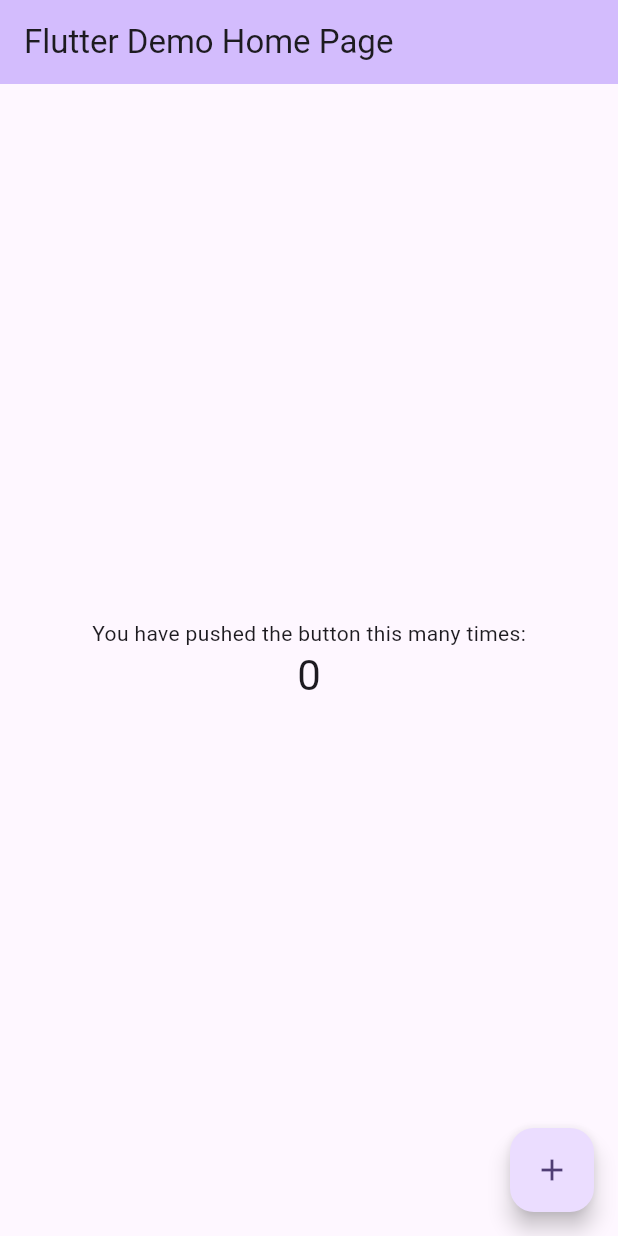
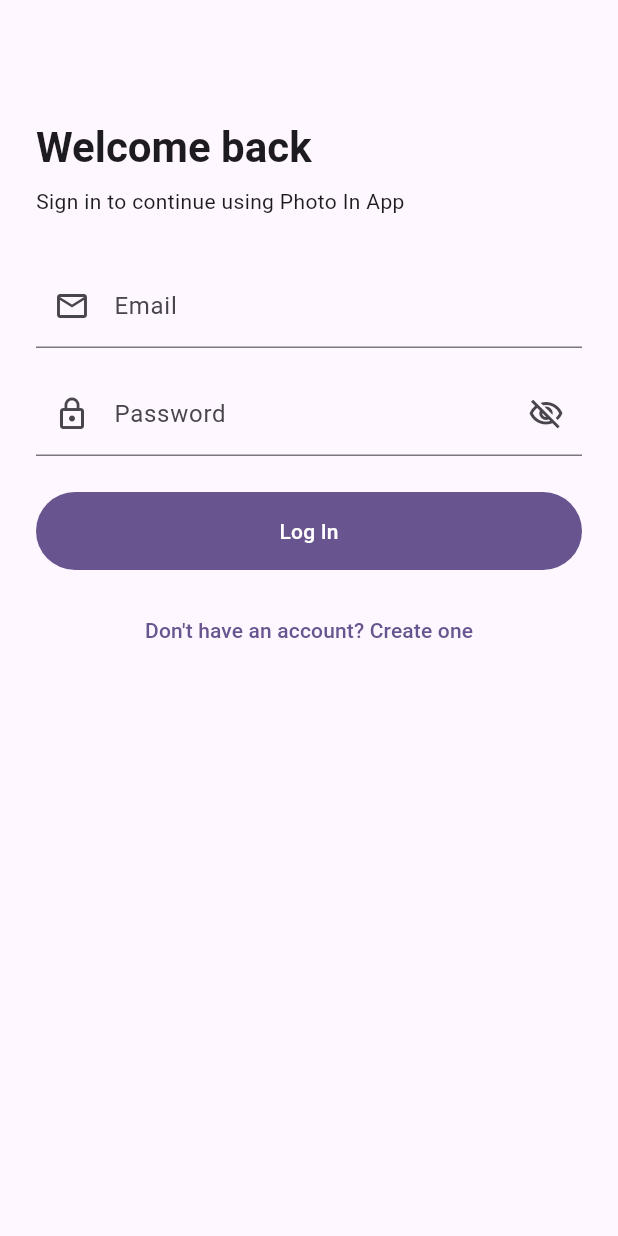
Before and after one commit to ahmad-mukhlish/photo_in, a Flutter app: the screen it shows after launch, on a phone screen of 412 x 824 dp. Run offline on Flutter 3.47's test engine with Material 3 defaults, Android fonts, the light colour scheme and no system bars; our stand-ins replace get.

Commit message:
init the login page

```diff
--- a/lib/main.dart
+++ b/lib/main.dart
@@ -1,125 +1,26 @@
 import 'package:flutter/material.dart';
+import 'package:get/get.dart';
+
+import 'routes/app_pages.dart';
 
 void main() {
-  runApp(const MyApp());
+  runApp(const PhotoInApp());
 }
 
-class MyApp extends StatelessWidget {
-  const MyApp({super.key});
+class PhotoInApp extends StatelessWidget {
+  const PhotoInApp({super.key});
 
-  // This widget is the root of your application.
   @override
   Widget build(BuildContext context) {
-    return MaterialApp(
-      title: 'Flutter Demo',
+    return GetMaterialApp(
+      title: 'Photo In App',
+      debugShowCheckedModeBanner: false,
       theme: ThemeData(
-        // This is the theme of your application.
-        //
-        // TRY THIS: Try running your application with "flutter run". You'll see
-        // the application has a purple toolbar. Then, without quitting the app,
-        // try changing the seedColor in the colorScheme below to Colors.green
-        // and then invoke "hot reload" (save your changes or press the "hot
-        // reload" button in a Flutter-supported IDE, or press "r" if you used
-        // the command line to start the app).
-        //
-        // Notice that the counter didn't reset back to zero; the application
-        // state is not lost during the reload. To reset the state, use hot
-        // restart instead.
-        //
-        // This works for code too, not just values: Most code changes can be
-        // tested with just a hot reload.
         colorScheme: ColorScheme.fromSeed(seedColor: Colors.deepPurple),
         useMaterial3: true,
       ),
-      home: const MyHomePage(title: 'Flutter Demo Home Page'),
+      initialRoute: AppPages.initial,
+      getPages: AppPages.routes,
     );
   }
 }
-
-class MyHomePage extends StatefulWidget {
-  const MyHomePage({super.key, required this.title});
-
-  // This widget is the home page of your application. It is stateful, meaning
-  // that it has a State object (defined below) that contains fields that affect
-  // how it looks.
-
-  // This class is the configuration for the state. It holds the values (in this
-  // case the title) provided by the parent (in this case the App widget) and
-  // used by the build method of the State. Fields in a Widget subclass are
-  // always marked "final".
-
-  final String title;
-
-  @override
-  State<MyHomePage> createState() => _MyHomePageState();
-}
-
-class _MyHomePageState extends State<MyHomePage> {
-  int _counter = 0;
-
-  void _incrementCounter() {
-    setState(() {
-      // This call to setState tells the Flutter framework that something has
-      // changed in this State, which causes it to rerun the build method below
-      // so that the display can reflect the updated values. If we changed
-      // _counter without calling setState(), then the build method would not be
-      // called again, and so nothing would appear to happen.
-      _counter++;
-    });
-  }
-
-  @override
-  Widget build(BuildContext context) {
-    // This method is rerun every time setState is called, for instance as done
-    // by the _incrementCounter method above.
-    //
-    // The Flutter framework has been optimized to make rerunning build methods
-    // fast, so that you can just rebuild anything that needs updating rather
-    // than having to individually change instances of widgets.
-    return Scaffold(
-      appBar: AppBar(
-        // TRY THIS: Try changing the color here to a specific color (to
-        // Colors.amber, perhaps?) and trigger a hot reload to see the AppBar
-        // change color while the other colors stay the same.
-        backgroundColor: Theme.of(context).colorScheme.inversePrimary,
-        // Here we take the value from the MyHomePage object that was created by
-        // the App.build method, and use it to set our appbar title.
-        title: Text(widget.title),
-      ),
-      body: Center(
-        // Center is a layout widget. It takes a single child and positions it
-        // in the middle of the parent.
-        child: Column(
-          // Column is also a layout widget. It takes a list of children and
-          // arranges them vertically. By default, it sizes itself to fit its
-          // children horizontally, and tries to be as tall as its parent.
-          //
-          // Column has various properties to control how it sizes itself and
-          // how it positions its children. Here we use mainAxisAlignment to
-          // center the children vertically; the main axis here is the vertical
-          // axis because Columns are vertical (the cross axis would be
-          // horizontal).
-          //
-          // TRY THIS: Invoke "debug painting" (choose the "Toggle Debug Paint"
-          // action in the IDE, or press "p" in the console), to see the
-          // wireframe for each widget.
-          mainAxisAlignment: MainAxisAlignment.center,
-          children: <Widget>[
-            const Text(
-              'You have pushed the button this many times:',
-            ),
-            Text(
-              '$_counter',
-              style: Theme.of(context).textTheme.headlineMedium,
-            ),
-          ],
-        ),
-      ),
-      floatingActionButton: FloatingActionButton(
-        onPressed: _incrementCounter,
-        tooltip: 'Increment',
-        child: const Icon(Icons.add),
-      ), // This trailing comma makes auto-formatting nicer for build methods.
-    );
-  }
-}
--- /dev/null
+++ b/lib/modules/home/home_view.dart
@@ -0,0 +1,17 @@
+import 'package:flutter/material.dart';
+
+class HomeView extends StatelessWidget {
+  const HomeView({super.key});
+
+  @override
+  Widget build(BuildContext context) {
+    return Scaffold(
+      appBar: AppBar(
+        title: const Text('Home'),
+      ),
+      body: const Center(
+        child: Text('Welcome to Photo In App'),
+      ),
+    );
+  }
+}
--- /dev/null
+++ b/lib/modules/login/login_binding.dart
@@ -0,0 +1,10 @@
+import 'package:get/get.dart';
+
+import 'login_controller.dart';
+
+class LoginBinding extends Bindings {
+  @override
+  void dependencies() {
+    Get.lazyPut<LoginController>(() => LoginController());
+  }
+}
--- /dev/null
+++ b/lib/modules/login/login_controller.dart
@@ -0,0 +1,38 @@
+import 'package:flutter/material.dart';
+import 'package:get/get.dart';
+import 'package:photo_in_app/routes/app_pages.dart';
+
+class LoginController extends GetxController {
+  final emailController = TextEditingController();
+  final passwordController = TextEditingController();
+  final formKey = GlobalKey<FormState>();
+  final isObscured = true.obs;
+  final isLoading = false.obs;
+
+  void togglePasswordVisibility() {
+    isObscured.toggle();
+  }
+
+  Future<void> submit() async {
+    if (!(formKey.currentState?.validate() ?? false)) {
+      return;
+    }
+
+    isLoading.value = true;
+
+    try {
+      // Fake network delay to mimic auth call while backend is not ready yet.
+      await Future<void>.delayed(const Duration(seconds: 1));
+      Get.offAllNamed(AppPages.home);
+    } finally {
+      isLoading.value = false;
+    }
+  }
+
+  @override
+  void onClose() {
+    emailController.dispose();
+    passwordController.dispose();
+    super.onClose();
+  }
+}
--- /dev/null
+++ b/lib/modules/login/login_view.dart
@@ -0,0 +1,113 @@
+import 'package:flutter/material.dart';
+import 'package:get/get.dart';
+
+import 'login_controller.dart';
+
+class LoginView extends GetView<LoginController> {
+  const LoginView({super.key});
+
+  @override
+  Widget build(BuildContext context) {
+    final theme = Theme.of(context);
+
+    return Scaffold(
+      body: SafeArea(
+        child: SingleChildScrollView(
+          padding: const EdgeInsets.symmetric(horizontal: 24, vertical: 32),
+          child: Form(
+            key: controller.formKey,
+            child: Column(
+              crossAxisAlignment: CrossAxisAlignment.stretch,
+              children: [
+                const SizedBox(height: 48),
+                Text(
+                  'Welcome back',
+                  style: theme.textTheme.headlineMedium?.copyWith(
+                    fontWeight: FontWeight.bold,
+                  ),
+                ),
+                const SizedBox(height: 8),
+                Text(
+                  'Sign in to continue using Photo In App',
+                  style: theme.textTheme.bodyMedium,
+                ),
+                const SizedBox(height: 32),
+                TextFormField(
+                  controller: controller.emailController,
+                  keyboardType: TextInputType.emailAddress,
+                  textInputAction: TextInputAction.next,
+                  decoration: const InputDecoration(
+                    labelText: 'Email',
+                    prefixIcon: Icon(Icons.email_outlined),
+                  ),
+                  validator: (value) {
+                    if (value == null || value.isEmpty) {
+                      return 'Please enter your email';
+                    }
+                    final emailPattern = RegExp(r'^[\w-\.]+@([\w-]+\.)+[\w-]{2,4}$');
+                    if (!emailPattern.hasMatch(value)) {
+                      return 'Enter a valid email address';
+                    }
+                    return null;
+                  },
+                ),
+                const SizedBox(height: 16),
+                Obx(
+                  () => TextFormField(
+                    controller: controller.passwordController,
+                    keyboardType: TextInputType.visiblePassword,
+                    textInputAction: TextInputAction.done,
+                    obscureText: controller.isObscured.value,
+                    decoration: InputDecoration(
+                      labelText: 'Password',
+                      prefixIcon: const Icon(Icons.lock_outline),
+                      suffixIcon: IconButton(
+                        onPressed: controller.togglePasswordVisibility,
+                        icon: Icon(
+                          controller.isObscured.value
+                              ? Icons.visibility_off_outlined
+                              : Icons.visibility_outlined,
+                        ),
+                      ),
+                    ),
+                    validator: (value) {
+                      if (value == null || value.isEmpty) {
+                        return 'Please enter your password';
+                      }
+                      if (value.length < 6) {
+                        return 'Password must be at least 6 characters';
+                      }
+                      return null;
+                    },
+                    onFieldSubmitted: (_) => controller.submit(),
+                  ),
+                ),
+                const SizedBox(height: 24),
+                Obx(
+                  () => FilledButton(
+                    onPressed: controller.isLoading.value ? null : controller.submit,
+                    style: FilledButton.styleFrom(
+                      padding: const EdgeInsets.symmetric(vertical: 16),
+                    ),
+                    child: controller.isLoading.value
+                        ? const SizedBox(
+                            width: 20,
+                            height: 20,
+                            child: CircularProgressIndicator(strokeWidth: 2),
+                          )
+                        : const Text('Log In'),
+                  ),
+                ),
+                const SizedBox(height: 16),
+                TextButton(
+                  onPressed: () {},
+                  child: const Text("Don't have an account? Create one"),
+                ),
+              ],
+            ),
+          ),
+        ),
+      ),
+    );
+  }
+}
--- /dev/null
+++ b/lib/routes/app_pages.dart
@@ -0,0 +1,27 @@
+import 'package:get/get.dart';
+
+import '../modules/home/home_view.dart';
+import '../modules/login/login_binding.dart';
+import '../modules/login/login_controller.dart';
+import '../modules/login/login_view.dart';
+
+class AppPages {
+  AppPages._();
+
+  static const login = '/login';
+  static const home = '/home';
+
+  static const initial = login;
+
+  static final routes = <GetPage<dynamic>>[
+    GetPage<LoginController>(
+      name: login,
+      page: () => const LoginView(),
+      binding: LoginBinding(),
+    ),
+    GetPage(
+      name: home,
+      page: () => const HomeView(),
+    ),
+  ];
+}
```
Also changed, not shown: 1 other file.
